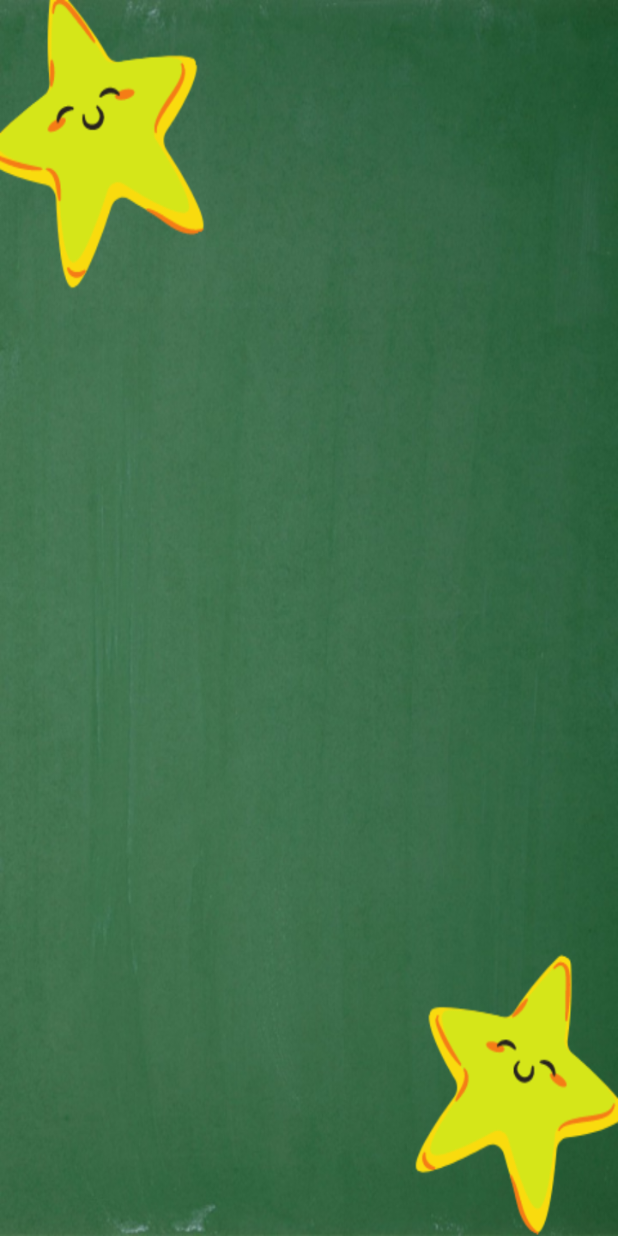
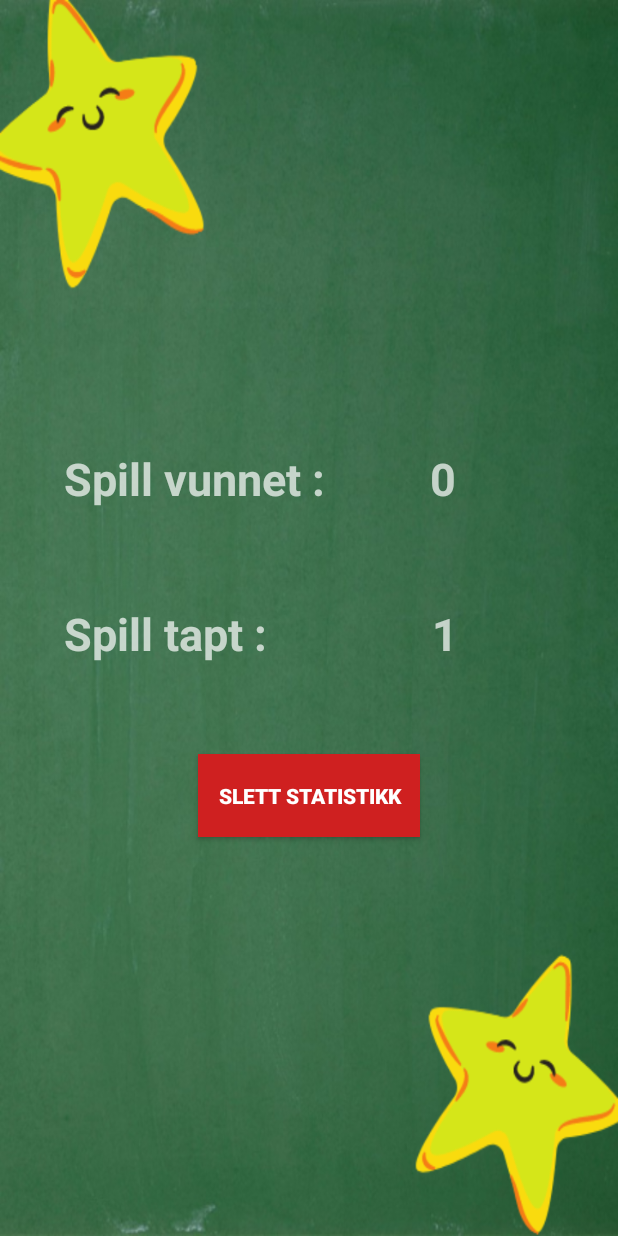
Before and after one commit to synneangell/Android-Mattespill, an Android app: the Statistikk screen opened directly, with no data from a screen before it, on a phone screen of 412 x 824 dp. Run offline under Robolectric (Android 15) with nearby library versions, the phone set to English and light mode, and no system bars.

Commit message:
- fikset slik at alle aktiviteter også er i layout_land - la til kode i startSpill som skulle lagre hvor mange stykker som var riktig og galt, for å sende det til statistikk aktiviteten - Prøvde å fikse all kode i statistikk, men ikke ferdig - Endret på enda litt flere ord til tysk, og tysk funker nesten over alt nå

```diff
--- a/app/src/main/java/mattespill/com/example/myapplication/MainActivity.java
+++ b/app/src/main/java/mattespill/com/example/myapplication/MainActivity.java
@@ -1,7 +1,7 @@
 package mattespill.com.example.myapplication;
-
 import androidx.appcompat.app.AppCompatActivity;
 import android.content.Intent;
+import android.content.SharedPreferences;
 import android.os.Bundle;
 import android.preference.PreferenceManager;
 import android.view.View;
@@ -9,10 +9,10 @@ import android.widget.Button;
 import android.widget.ViewAnimator;
 
 public class MainActivity extends AppCompatActivity {
-
     private Button startSpill;
     private Button statistikk;
     private Button preferanser;
+    SharedPreferences sp;
 
     @Override
     protected void onCreate(Bundle savedInstanceState) {
--- a/app/src/main/java/mattespill/com/example/myapplication/Statistikk.java
+++ b/app/src/main/java/mattespill/com/example/myapplication/Statistikk.java
@@ -1,14 +1,70 @@
 package mattespill.com.example.myapplication;
-
+import androidx.appcompat.app.AlertDialog;
 import androidx.appcompat.app.AppCompatActivity;
-
+import android.content.Context;
+import android.content.DialogInterface;
+import android.content.Intent;
+import android.content.SharedPreferences;
 import android.os.Bundle;
+import android.view.View;
+import android.widget.TextView;
 
 public class Statistikk extends AppCompatActivity {
+    TextView txtStat_vunnet_svar, txtStat_tapt_svar;
+    TextView antallVunnet, antallTapt;
+    Integer vunnet, tapt;
+    SharedPreferences sp;
 
     @Override
     protected void onCreate(Bundle savedInstanceState) {
         super.onCreate(savedInstanceState);
         setContentView(R.layout.activity_statistikk);
+
+        antallVunnet = findViewById(R.id.txtStat_vunnet_svar);
+        antallTapt = findViewById(R.id.txtStat_tapt_svar);
+
+        //int antVunnet = Integer.parseInt(antallVunnet);
+
+        sp = getApplicationContext().getSharedPreferences("Statistikk", Context.MODE_PRIVATE);
+        vunnet = sp.getInt("antallVunnet", 0);
+        tapt = sp.getInt("antallTapt", 0);
+        antallVunnet.setText(" "+vunnet);
+        antallTapt.setText(" "+tapt);
+    }
+    /**
+     * Funker ikke. Hver gang jeg bekrefter at jeg vil slette alt så går den til startside
+     */
+    public void slett(View v){
+        AlertDialog.Builder builder = new AlertDialog.Builder(this);
+        builder.setMessage(getResources().getString(R.string.stat_slettBtn))
+                .setPositiveButton(getResources().getString(R.string.ja), (dialogInterface, i) -> slettStatistikken())
+                .setNegativeButton(getResources().getString(R.string.nei), null)
+                .show();
+    }
+    /**
+     * Funker ikke å slette, må fikse på denne
+     */
+    public void slettStatistikken(){
+        txtStat_vunnet_svar.setText(""+0); //dette er for det synlige txtField i layout
+        txtStat_tapt_svar.setText(""+0);
+        //this.antallVunnet = 0; //dette er det faktiske antallet vunnede spill
+        //this.antallTapt = 0; //dette er det faktiske antallet tapte spill
+    }
+
+    @Override
+    protected void onSaveInstanceState (Bundle saveInstanceState){
+        super.onSaveInstanceState(saveInstanceState);
+        saveInstanceState.putInt("antallVunnet", vunnet);
+        saveInstanceState.putInt("antallTapt", tapt);
+    }
+
+    @Override
+    public void onRestoreInstanceState(Bundle savedInstanceState){
+        super.onRestoreInstanceState(savedInstanceState);
+        vunnet = savedInstanceState.getInt("antallVunnet");
+        tapt = savedInstanceState.getInt("antallTapt");
     }
 }
+//TODO: Gjøre sånn at statistikken samlet seg opp hvis man velger å spille flere spill?
+//TODO: Fikse slettStatistikk-knappen. Krasjer når jeg vil slette statistikken
+//TODO:
--- /dev/null
+++ b/app/src/main/res/drawable/toast.xml
@@ -0,0 +1,4 @@
+<?xml version="1.0" encoding="utf-8"?>
+<shape xmlns:android="http://schemas.android.com/apk/res/android">
+    <solid android:color="#ffff00"/>
+</shape>
--- a/app/src/main/res/layout/activity_statistikk.xml
+++ b/app/src/main/res/layout/activity_statistikk.xml
@@ -5,4 +5,97 @@
     android:layout_width="match_parent"
     android:layout_height="match_parent"
     android:background="@drawable/statistikk_vertikalt"
-    tools:context=".Statistikk"/>
+    tools:context=".Statistikk">
+
+    <TextView
+        android:id="@+id/stat_vunnet"
+        android:layout_width="224dp"
+        android:layout_height="80dp"
+        android:layout_marginStart="42dp"
+        android:layout_marginLeft="42dp"
+        android:layout_marginTop="252dp"
+        android:layout_marginEnd="145dp"
+        android:layout_marginRight="145dp"
+        android:layout_marginBottom="399dp"
+        android:text="@string/stat_vunnet"
+        android:textSize="30sp"
+        android:textStyle="bold"
+        app:layout_constraintBottom_toBottomOf="parent"
+        app:layout_constraintEnd_toEndOf="parent"
+        app:layout_constraintStart_toStartOf="parent"
+        app:layout_constraintTop_toTopOf="parent" />
+
+    <TextView
+        android:id="@+id/stat_tapt"
+        android:layout_width="225dp"
+        android:layout_height="82dp"
+        android:layout_marginStart="42dp"
+        android:layout_marginLeft="42dp"
+        android:layout_marginTop="355dp"
+        android:layout_marginEnd="144dp"
+        android:layout_marginRight="144dp"
+        android:layout_marginBottom="294dp"
+        android:text="@string/stat_tapt"
+        android:textSize="30sp"
+        android:textStyle="bold"
+        app:layout_constraintBottom_toBottomOf="parent"
+        app:layout_constraintEnd_toEndOf="parent"
+        app:layout_constraintStart_toStartOf="parent"
+        app:layout_constraintTop_toTopOf="parent" />
+
+    <TextView
+        android:id="@+id/txtStat_vunnet_svar"
+        android:layout_width="103dp"
+        android:layout_height="75dp"
+        android:layout_marginStart="279dp"
+        android:layout_marginLeft="279dp"
+        android:layout_marginTop="252dp"
+        android:layout_marginEnd="29dp"
+        android:layout_marginRight="29dp"
+        android:layout_marginBottom="404dp"
+        android:text="@string/stat_vunnet_svar"
+        android:textSize="30sp"
+        android:textStyle="bold"
+        app:layout_constraintBottom_toBottomOf="parent"
+        app:layout_constraintEnd_toEndOf="parent"
+        app:layout_constraintStart_toStartOf="parent"
+        app:layout_constraintTop_toTopOf="parent" />
+
+    <TextView
+        android:id="@+id/txtStat_tapt_svar"
+        android:layout_width="102dp"
+        android:layout_height="80dp"
+        android:layout_marginStart="280dp"
+        android:layout_marginLeft="280dp"
+        android:layout_marginTop="355dp"
+        android:layout_marginEnd="29dp"
+        android:layout_marginRight="29dp"
+        android:layout_marginBottom="296dp"
+        android:text="@string/stat_tapt_svar"
+        android:textSize="30sp"
+        android:textStyle="bold"
+        app:layout_constraintBottom_toBottomOf="parent"
+        app:layout_constraintEnd_toEndOf="parent"
+        app:layout_constraintStart_toStartOf="parent"
+        app:layout_constraintTop_toTopOf="parent" />
+
+    <Button
+        android:id="@+id/stat_slett"
+        android:layout_width="148dp"
+        android:layout_height="55dp"
+        android:layout_marginStart="131dp"
+        android:layout_marginLeft="131dp"
+        android:layout_marginTop="456dp"
+        android:layout_marginEnd="132dp"
+        android:layout_marginRight="132dp"
+        android:layout_marginBottom="220dp"
+        android:background="#CF2020"
+        android:onClick="slett"
+        android:text="@string/stat_slettBtn"
+        android:textColor="#FFFFFF"
+        android:textStyle="bold"
+        app:layout_constraintBottom_toBottomOf="parent"
+        app:layout_constraintEnd_toEndOf="parent"
+        app:layout_constraintStart_toStartOf="parent"
+        app:layout_constraintTop_toTopOf="parent" />
+</androidx.constraintlayout.widget.ConstraintLayout>
--- a/app/src/main/res/values/strings.xml
+++ b/app/src/main/res/values/strings.xml
@@ -27,6 +27,14 @@
     <string name="ok">Ok</string>
     <string name="textAntallRiktig">Antall riktig:</string>
 
+    <!-- STRINGS FOR STATISTIKK -->
+    <string name="stat_vunnet">Spill vunnet : </string>
+    <string name="stat_tapt">Spill tapt : </string>
+    <string name="stat_vunnet_svar"></string>
+    <string name="stat_tapt_svar"></string>
+    <string name="stat_slettBtn">Slett statistikk</string>
+    <string name="slettStat">Er du sikker på at du vil slette statistikken?</string>
+
     <string name="ja">Ja</string>
     <string name="nei">Nei</string>
     <string name="spillFerdig">Spillet er ferdig!</string>
```
Also changed, not shown: app/src/main/java/mattespill/com/example/myapplication/Preferanser.java (+71 -15 lines), app/src/main/java/mattespill/com/example/myapplication/StartSpill.java (+23 -8 lines), app/src/main/res/layout/activity_preferanser.xml (+6 -6 lines), app/src/main/res/layout-land/activity_statistikk.xml (indentation only), 1 other file.
